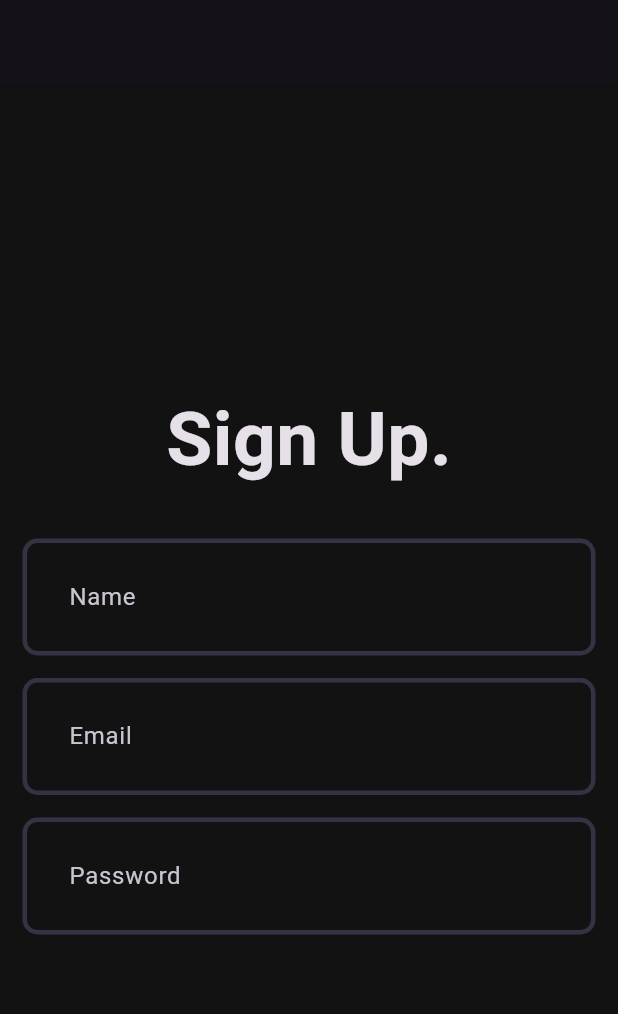
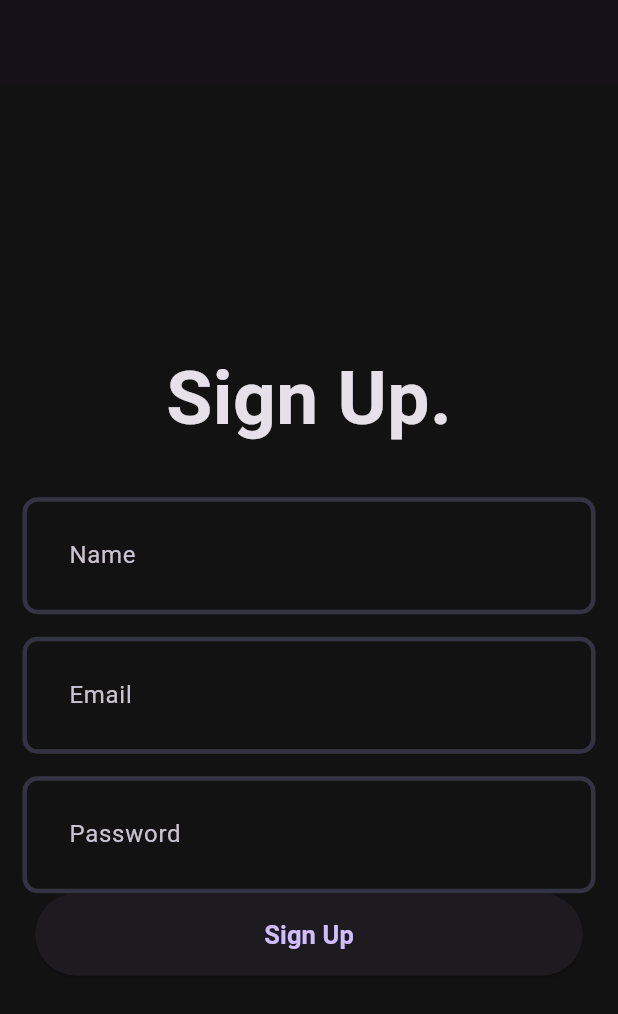
Before and after one commit to churchillotiende/music_app, a Flutter app: the screen it shows after launch, on a phone screen of 412 x 824 dp. Shown: the top 1014 px of the screen. Run offline on Flutter 3.47's test engine with Material 3 defaults, Android fonts, the phone set to English and light mode, and no system bars.

Commit message:
feat: adds a signup button

```diff
--- a/client/lib/features/auth/view/pages/signup_page.dart
+++ b/client/lib/features/auth/view/pages/signup_page.dart
@@ -1,3 +1,4 @@
+import 'package:client/features/auth/view/widgets/auth_gradient_button.dart';
 import 'package:client/features/auth/view/widgets/custom_field.dart';
 import 'package:flutter/material.dart';
 
@@ -39,6 +40,7 @@
               height: 15,
             ),
             CustomField(hintText: "Password"),
+            AuthGradientButton(),
           ],
         ),
       ),
--- /dev/null
+++ b/client/lib/features/auth/view/widgets/auth_gradient_button.dart
@@ -0,0 +1,16 @@
+import 'package:flutter/material.dart';
+
+class AuthGradientButton extends StatelessWidget {
+  const AuthGradientButton({super.key});
+
+  @override
+  Widget build(BuildContext context) {
+    return ElevatedButton(
+        onPressed: () {},
+        style: ElevatedButton.styleFrom(fixedSize: const Size(365, 55)),
+        child: Text(
+          'Sign Up',
+          style: TextStyle(fontSize: 17, fontWeight: FontWeight.w600),
+        ));
+  }
+}
```
